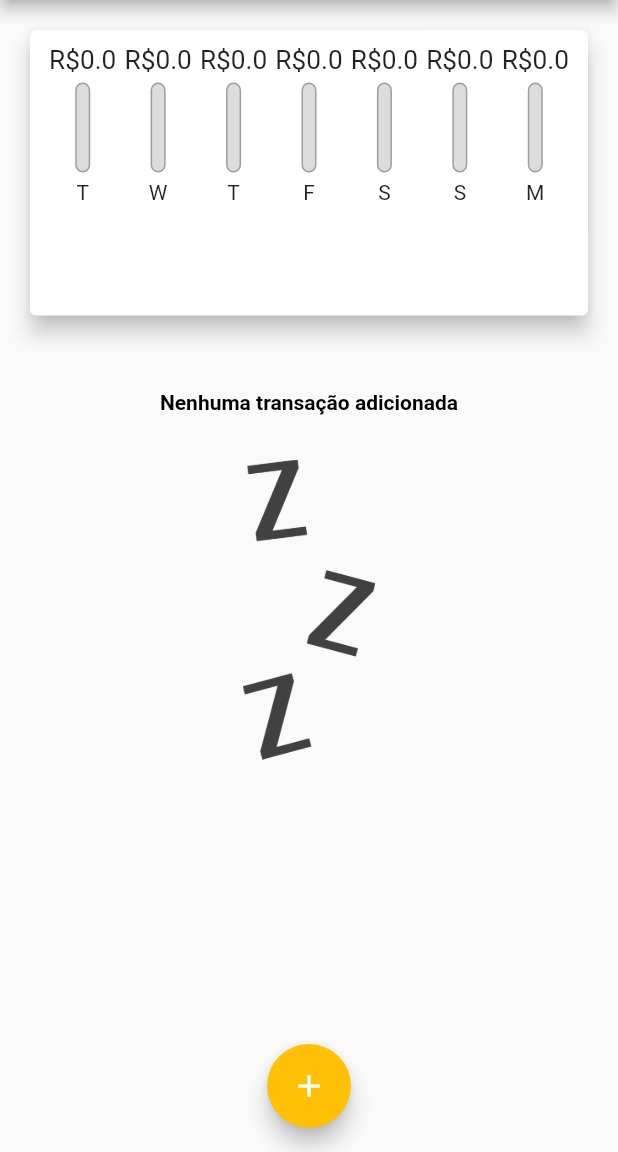
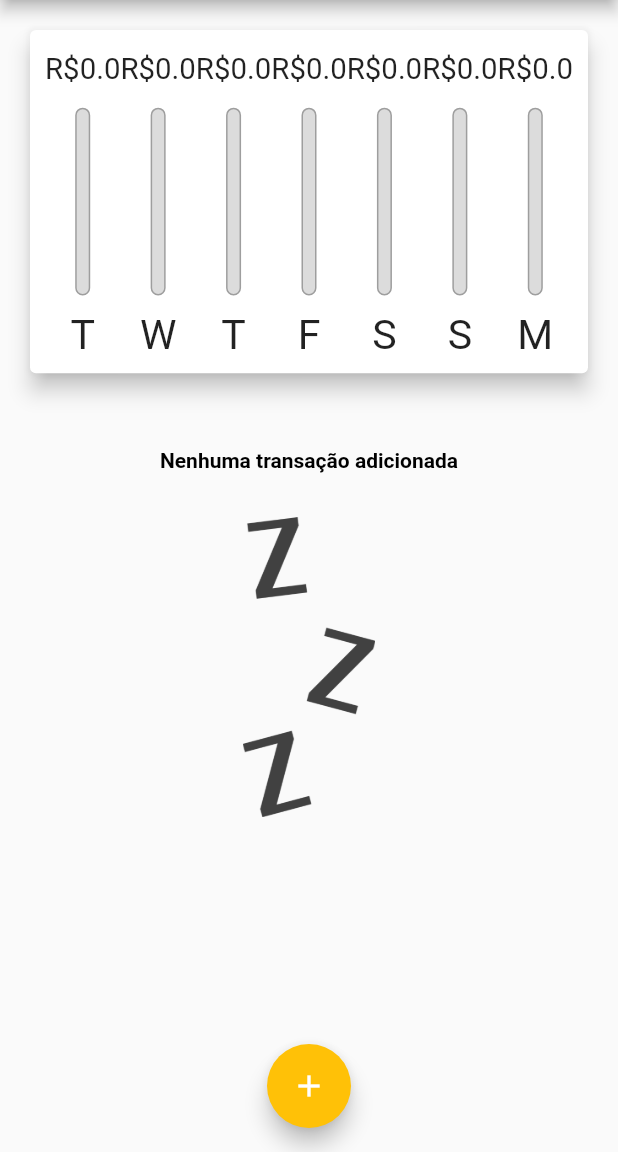
Before and after one commit to alex-custodio/DespesasPessoais, a Flutter app: the screen it shows after launch, on a phone screen of 412 x 824 dp, the part 84-1236 px from its top. Run offline on Flutter 3.47's test engine with Material 2 defaults, Android fonts, the phone set to English and light mode, and no system bars.

Commit message:
adicionando layout builder

```diff
--- a/lib/components/chart_bar.dart
+++ b/lib/components/chart_bar.dart
@@ -9,15 +9,19 @@ class ChartBar extends StatelessWidget {
 
   @override
   Widget build(BuildContext context) {
+    return LayoutBuilder(builder: (ctx, constraints) {
       return Column(
         children: [
-        Container(height: 20, child: FittedBox(child: Text("R\$${value}"))),
-        SizedBox(height: 5),
           Container(
-          height: 60,
+              height: constraints.maxHeight * 0.15,
+              child: FittedBox(child: Text("R\$${value}"))),
+          SizedBox(height: constraints.maxHeight * 0.05),
+          Container(
+            height: constraints.maxHeight * 0.6,
             width: 10,
             child: Stack(
-            alignment: Alignment.bottomCenter,children: [
+              alignment: Alignment.bottomCenter,
+              children: [
                 Container(
                   decoration: BoxDecoration(
                       border: Border.all(
@@ -25,24 +29,23 @@ class ChartBar extends StatelessWidget {
                         color: Colors.grey,
                       ),
                       color: Color.fromRGBO(220, 220, 220, 1),
-                borderRadius: BorderRadius.circular(5)
-              ),
+                      borderRadius: BorderRadius.circular(5)),
                 ),
                 FractionallySizedBox(
                   heightFactor: percentage,
                   child: Container(
                     decoration: BoxDecoration(
                         color: Theme.of(context).colorScheme.primary,
-                  borderRadius: BorderRadius.circular(5)
+                        borderRadius: BorderRadius.circular(5)),
+                  ),
+                )
+              ],
             ),
           ),
-
-            )
-          ],),
-        ),
-        SizedBox(height: 5),
-        Text("${day}")
+          SizedBox(height: constraints.maxHeight * 0.05),
+          Container(height: constraints.maxHeight * 0.15, child: FittedBox(child: Text("${day}")))
         ],
       );
+    });
   }
 }
--- a/lib/main.dart
+++ b/lib/main.dart
@@ -95,12 +95,12 @@ class _MyHomePageState extends State<MyHomePage> {
           crossAxisAlignment: CrossAxisAlignment.stretch,
           children: [
             Container(
-                height: availableheight * 0.3,
+                height: availableheight * 0.35,
                 child: Chart(recentTransaction: _recentTransaction)),
             Column(
               children: [
                 Container(
-                  height: availableheight * 0.7,
+                  height: availableheight * 0.65,
                   child: TransactionList(
                       transactions: _transactions,
                       removeTransacao: removeTransacao),
```
Lines whose indentation alone changed are shown as unchanged.
